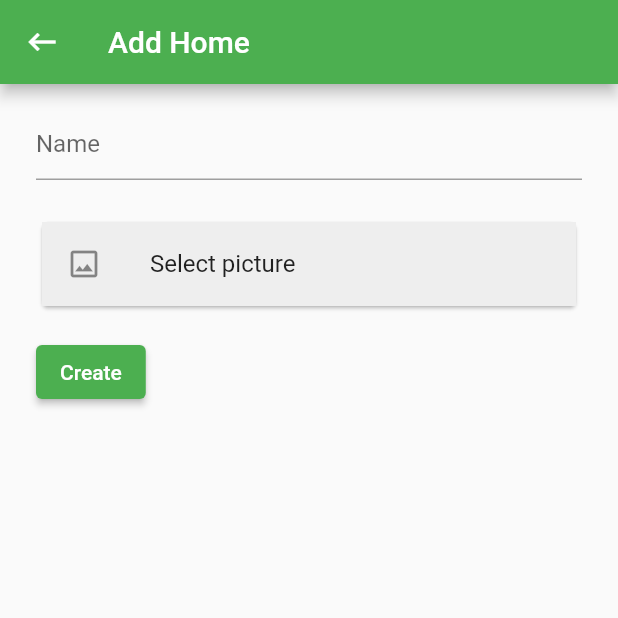
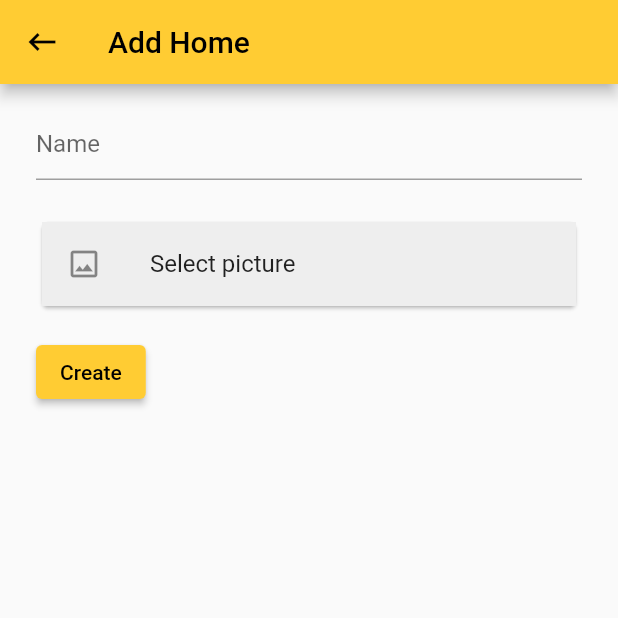
Before and after one commit to scenarioautomation/projeto_base_mobile, a Flutter app: the screen it shows after launch, after a tap on the "add" icon, on a phone screen of 412 x 824 dp, the top half of it. Run offline on Flutter 3.47's test engine with Material 2 defaults, Android fonts, the phone set to English and light mode, and no system bars; our stand-ins replace image_cropper, image_picker.

Commit message:
home list and add screen implementation

```diff
--- /dev/null
+++ b/lib/general/scenario_colors.dart
@@ -0,0 +1,10 @@
+import 'package:flutter/material.dart';
+
+abstract class ScenarioColors {
+
+  static const Color _primary = Color.fromRGBO(255, 204, 51, 1);
+  static const Color accent = _primary;
+
+  EmbraceColors();
+
+}
--- a/lib/home/home_add_page.dart
+++ b/lib/home/home_add_page.dart
@@ -1,8 +1,13 @@
 import 'package:flutter/material.dart';
+import 'package:projeto_base_mobile/general/scenario_colors.dart';
+import 'package:projeto_base_mobile/home/model/home_model.dart';
 import 'package:projeto_base_mobile/home/picture_field.dart';
 
 class HomeAddPage extends StatefulWidget {
-  const HomeAddPage({super.key});
+
+  final void Function(HomeModel home) onAdd;
+
+  const HomeAddPage({super.key, required this.onAdd});
 
   @override
   State<HomeAddPage> createState() => _HomeAddPageState();
@@ -11,14 +16,21 @@ class HomeAddPage extends StatefulWidget {
 class _HomeAddPageState extends State<HomeAddPage> {
   final _formKey = GlobalKey<FormState>();
 
+  final TextEditingController textEditingController = TextEditingController();
+
+  String? selectedImage;
+
   @override
   Widget build(BuildContext context) {
     return Scaffold(
       appBar: AppBar(
-        backgroundColor: Colors.green,
-        title: const Text('Add Home'),
+        backgroundColor: ScenarioColors.accent,
+        title: const Text(
+          'Add Home',
+          style: TextStyle(color: Colors.black),
+        ),
         leading: IconButton(
-          icon: const Icon(Icons.keyboard_backspace_sharp),
+          icon: const Icon(Icons.keyboard_backspace_sharp, color: Colors.black),
           onPressed: () {
             Navigator.pop(context);
           },
@@ -37,34 +49,42 @@ class _HomeAddPageState extends State<HomeAddPage> {
                 crossAxisAlignment: CrossAxisAlignment.start,
                 children: [
                   TextFormField(
+                    controller: textEditingController,
                     decoration: const InputDecoration(
                       hintText: "Name",
                       focusedBorder: UnderlineInputBorder(
-                        borderSide:
-                            BorderSide(color: Colors.green), // Cor de foco
+                        borderSide: BorderSide(
+                            color: ScenarioColors.accent), // Cor de foco
                       ),
                       enabledBorder: UnderlineInputBorder(
                         borderSide:
                             BorderSide(color: Colors.grey), // Cor padrão
                       ),
                     ),
-                    cursorColor: Colors.green,
+                    cursorColor: ScenarioColors.accent,
                   ),
                   const SizedBox(
                     height: 24,
                   ),
-                  const PictureField(),
+                  PictureField(
+                    onSelect: (String imagePath) {
+                      selectedImage = imagePath;
+                    },
+                  ),
                   Padding(
                     padding: const EdgeInsets.symmetric(vertical: 16),
                     child: ElevatedButton(
                       style: ElevatedButton.styleFrom(
-                        backgroundColor: Colors.green,
+                        backgroundColor: ScenarioColors.accent,
                       ),
                       onPressed: () {
                         _removeFocus();
-                        if (_formKey.currentState!.validate()) {}
+                        _addHome();
                       },
-                      child: const Text('Create'),
+                      child: const Text(
+                        'Create',
+                        style: TextStyle(color: Colors.black),
+                      ),
                     ),
                   ),
                 ],
@@ -76,6 +96,44 @@ class _HomeAddPageState extends State<HomeAddPage> {
     );
   }
 
+  void _addHome() {
+    if (_validateFields()) {
+      final name = textEditingController.value.text;
+      final image = selectedImage;
+      if(image == null) return;
+      final home = HomeModel(name: name, imagePath: image);
+      widget.onAdd(home);
+      Navigator.pop(context);
+    } else {
+      _showErrorAlert();
+    }
+  }
+
+  void _showErrorAlert() {
+    showDialog(
+      context: context,
+      builder: (context) => AlertDialog(
+        title: const Text("Please, enter the home name and select its picture."),
+        actions: [ElevatedButton(
+          style: ElevatedButton.styleFrom(
+            backgroundColor: ScenarioColors.accent,
+          ),
+          onPressed: () {
+            Navigator.pop(context);
+          },
+          child: const Text(
+            'OK',
+            style: TextStyle(color: Colors.black),
+          ),
+        ),],
+      ),
+    );
+  }
+
+  bool _validateFields() {
+    return textEditingController.value.text.isNotEmpty && selectedImage != null;
+  }
+
   void _removeFocus() {
     FocusScope.of(context).requestFocus(FocusNode());
   }
--- a/lib/home/home_list_item.dart
+++ b/lib/home/home_list_item.dart
@@ -1,9 +1,10 @@
 import 'package:flutter/material.dart';
+import 'package:projeto_base_mobile/home/model/home_model.dart';
 
 class HomeListItem extends StatefulWidget {
-  final int index;
+  final HomeModel home;
 
-  const HomeListItem({super.key, required this.index});
+  const HomeListItem({super.key, required this.home});
 
   @override
   State<HomeListItem> createState() => _HomeListItemState();
@@ -12,16 +13,10 @@ class HomeListItem extends StatefulWidget {
 class _HomeListItemState extends State<HomeListItem> {
   @override
   Widget build(BuildContext context) {
-    var index = widget.index;
     return ListTile(
       leading: const Icon(Icons.home),
-      tileColor: _getTileColor(index),
-      title: Text('Home ${index + 1}'),
+      title: Text(widget.home.name),
       trailing: const Icon(Icons.navigate_next_sharp),
     );
   }
-
-  Color? _getTileColor(int index) {
-    return index % 2 == 0 ? Colors.white : Colors.grey[50];
-  }
 }
--- a/lib/home/home_list_page.dart
+++ b/lib/home/home_list_page.dart
@@ -1,6 +1,8 @@
 import 'package:flutter/material.dart';
+import 'package:projeto_base_mobile/general/scenario_colors.dart';
 import 'package:projeto_base_mobile/home/home_add_page.dart';
 import 'package:projeto_base_mobile/home/home_list_item.dart';
+import 'package:projeto_base_mobile/home/model/home_model.dart';
 
 class HomeListPage extends StatefulWidget {
   const HomeListPage({super.key});
@@ -10,19 +12,29 @@ class HomeListPage extends StatefulWidget {
 }
 
 class _HomeListPageState extends State<HomeListPage> {
+  final List<HomeModel> homes = [];
   @override
   Widget build(BuildContext context) {
     return Scaffold(
       appBar: AppBar(
-        backgroundColor: Colors.green,
-        title: const Text('Homes'),
+        backgroundColor: ScenarioColors.accent,
+        title: const Text(
+          'Homes',
+          style: TextStyle(color: Colors.black),
+        ),
         actions: [
           IconButton(
-            icon: const Icon(Icons.add),
+            icon: const Icon(Icons.add, color: Colors.black),
             onPressed: () {
               Navigator.of(context).push(
                 MaterialPageRoute(
-                  builder: (context) => const HomeAddPage(),
+                  builder: (context) => HomeAddPage(
+                    onAdd: (home) {
+                      setState(() {
+                        homes.add(home);
+                      });
+                    },
+                  ),
                 ),
               );
             },
@@ -30,8 +42,8 @@ class _HomeListPageState extends State<HomeListPage> {
         ],
       ),
       body: ListView.builder(
-        itemBuilder: (context, index) => HomeListItem(index: index),
-        itemCount: 5,
+        itemBuilder: (context, index) => HomeListItem(home: homes[index]),
+        itemCount: homes.length,
       ),
     );
   }
--- /dev/null
+++ b/lib/home/model/home_model.dart
@@ -0,0 +1,11 @@
+class HomeModel {
+  final String name;
+  final String imagePath;
+
+  HomeModel({required this.name, required this.imagePath});
+
+  @override
+  String toString() {
+    return 'HomeModel{name: $name, imagePath: $imagePath}';
+  }
+}
--- a/lib/home/picture_field.dart
+++ b/lib/home/picture_field.dart
@@ -4,7 +4,10 @@ import 'package:flutter/material.dart';
 import 'package:projeto_base_mobile/home/select_picture_widget.dart';
 
 class PictureField extends StatefulWidget {
-  const PictureField({super.key});
+
+  final void Function(String imagePath) onSelect;
+
+  const PictureField({super.key, required this.onSelect});
 
   @override
   State<PictureField> createState() => _AddHomePictureFieldState();
@@ -28,6 +31,7 @@ class _AddHomePictureFieldState extends State<PictureField> {
   void _onPictureSelect(String imagePath) {
     setState(() {
       currentSelectedPicture = imagePath;
+      widget.onSelect(imagePath);
     });
   }
 }
```
